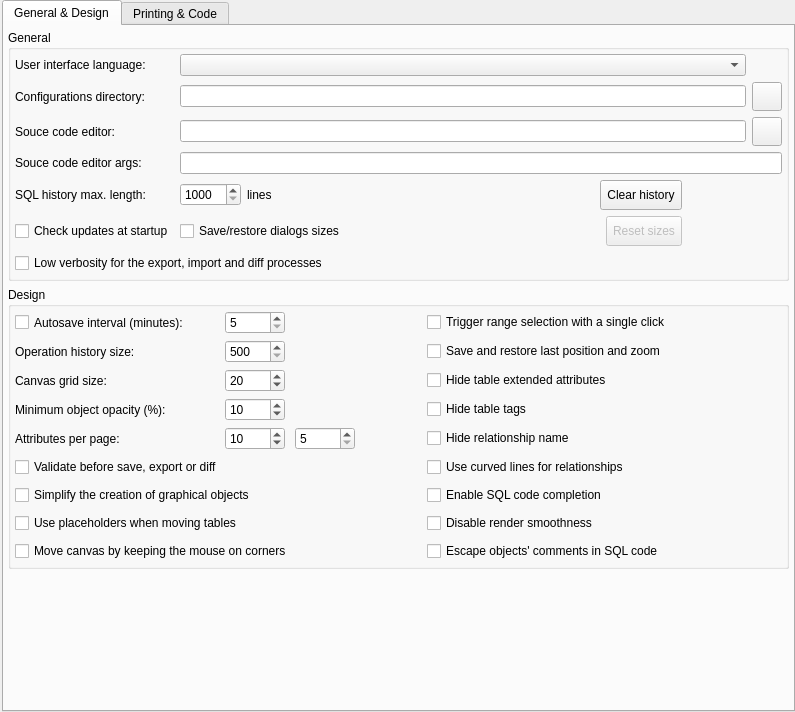
Old version of the form libpgmodeler_ui/ui/generalconfigwidget.ui in the repository pgmodeler/pgmodeler.
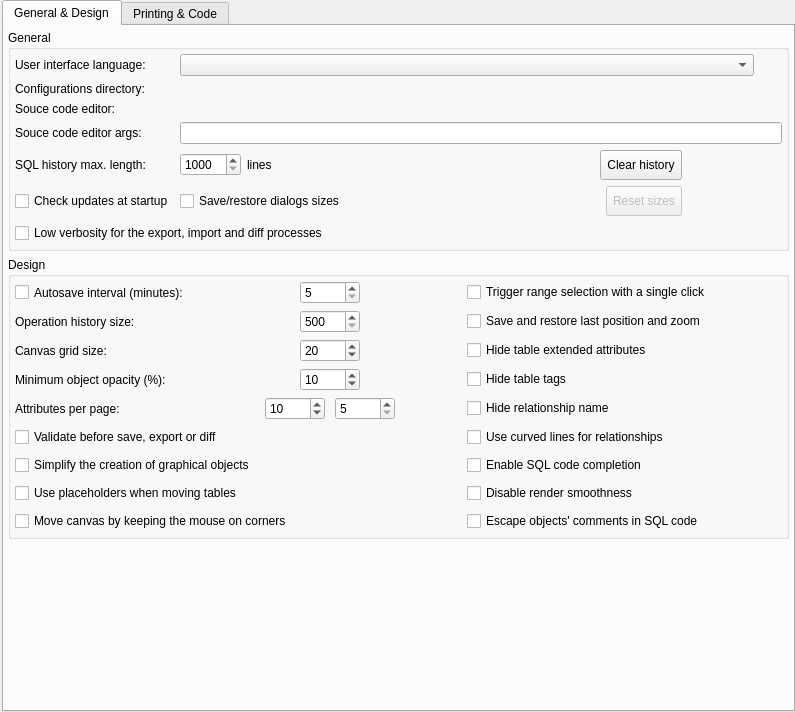
New version of the form. Icons and pictures are not drawn.

The edit to the form file:
```diff
--- a/libpgmodeler_ui/ui/generalconfigwidget.ui
+++ b/libpgmodeler_ui/ui/generalconfigwidget.ui
@@ -115,6 +115,19 @@
               </property>
              </widget>
             </item>
+            <item>
+             <spacer name="horizontalSpacer_18">
+              <property name="orientation">
+               <enum>Qt::Horizontal</enum>
+              </property>
+              <property name="sizeHint" stdset="0">
+               <size>
+                <width>40</width>
+                <height>20</height>
+               </size>
+              </property>
+             </spacer>
+            </item>
             <item>
              <widget class="QSpinBox" name="attribs_per_page_spb">
               <property name="sizePolicy">
@@ -152,7 +165,7 @@
                <enum>Qt::Horizontal</enum>
               </property>
               <property name="sizeType">
-               <enum>QSizePolicy::Fixed</enum>
+               <enum>QSizePolicy::MinimumExpanding</enum>
               </property>
               <property name="sizeHint" stdset="0">
                <size>
@@ -251,6 +264,19 @@
               </property>
              </widget>
             </item>
+            <item>
+             <spacer name="horizontalSpacer_17">
+              <property name="orientation">
+               <enum>Qt::Horizontal</enum>
+              </property>
+              <property name="sizeHint" stdset="0">
+               <size>
+                <width>40</width>
+                <height>20</height>
+               </size>
+              </property>
+             </spacer>
+            </item>
             <item>
              <widget class="QSpinBox" name="min_obj_opacity_spb">
               <property name="sizePolicy">
@@ -346,6 +372,19 @@
               </property>
              </widget>
             </item>
+            <item>
+             <spacer name="horizontalSpacer_14">
+              <property name="orientation">
+               <enum>Qt::Horizontal</enum>
+              </property>
+              <property name="sizeHint" stdset="0">
+               <size>
+                <width>40</width>
+                <height>20</height>
+               </size>
+              </property>
+             </spacer>
+            </item>
             <item>
              <widget class="QSpinBox" name="autosave_interv_spb">
               <property name="sizePolicy">
@@ -429,6 +468,19 @@
               </property>
              </widget>
             </item>
+            <item>
+             <spacer name="horizontalSpacer_15">
+              <property name="orientation">
+               <enum>Qt::Horizontal</enum>
+              </property>
+              <property name="sizeHint" stdset="0">
+               <size>
+                <width>40</width>
+                <height>20</height>
+               </size>
+              </property>
+             </spacer>
+            </item>
             <item>
              <widget class="QSpinBox" name="oplist_size_spb">
               <property name="sizePolicy">
@@ -515,6 +567,19 @@
               </property>
              </widget>
             </item>
+            <item>
+             <spacer name="horizontalSpacer_16">
+              <property name="orientation">
+               <enum>Qt::Horizontal</enum>
+              </property>
+              <property name="sizeHint" stdset="0">
+               <size>
+                <width>40</width>
+                <height>20</height>
+               </size>
+              </property>
+             </spacer>
+            </item>
             <item>
              <widget class="QSpinBox" name="grid_size_spb">
               <property name="sizePolicy">
@@ -1195,89 +1260,48 @@
           <property name="bottomMargin">
            <number>4</number>
           </property>
-          <item row="10" column="2" colspan="2">
-           <layout class="QHBoxLayout" name="horizontalLayout_21">
+          <item row="11" column="1" colspan="4">
+           <layout class="QHBoxLayout" name="horizontalLayout_23">
             <item>
-             <widget class="QCheckBox" name="save_restore_geometry_chk">
+             <widget class="QCheckBox" name="low_verbosity_chk">
+              <property name="statusTip">
+               <string>Reduces the verbosity of the export, import and diff process causing only key info messages and errors to be displayed. This option causes less rendering operations to be performed when displaying progress messages and, as a consequence, it makes these processes run faster.</string>
+              </property>
               <property name="text">
-               <string>Save/restore dialogs sizes</string>
+               <string>Low verbosity for the export, import and diff processes</string>
               </property>
              </widget>
             </item>
             <item>
-             <spacer name="horizontalSpacer_9">
-              <property name="orientation">
-               <enum>Qt::Horizontal</enum>
-              </property>
-              <property name="sizeType">
-               <enum>QSizePolicy::Expanding</enum>
-              </property>
-              <property name="sizeHint" stdset="0">
-               <size>
-                <width>25</width>
-                <height>20</height>
-               </size>
-              </property>
-             </spacer>
-            </item>
-            <item>
-             <widget class="QToolButton" name="reset_sizes_tb">
-              <property name="enabled">
-               <bool>false</bool>
-              </property>
+             <widget class="QWidget" name="low_verbosity_hint" native="true">
               <property name="sizePolicy">
-               <sizepolicy hsizetype="Preferred" vsizetype="Preferred">
+               <sizepolicy hsizetype="Fixed" vsizetype="Fixed">
                 <horstretch>0</horstretch>
                 <verstretch>0</verstretch>
                </sizepolicy>
               </property>
               <property name="minimumSize">
                <size>
-                <width>0</width>
-                <height>30</height>
+                <width>22</width>
+                <height>22</height>
                </size>
               </property>
               <property name="maximumSize">
                <size>
-                <width>16777215</width>
-                <height>16777215</height>
-               </size>
-              </property>
-              <property name="focusPolicy">
-               <enum>Qt::StrongFocus</enum>
-              </property>
-              <property name="toolTip">
-               <string>Reset the dialogs sizes and positions to their default values.</string>
-              </property>
-              <property name="text">
-               <string>Reset sizes</string>
-              </property>
-              <property name="icon">
-               <iconset resource="../res/resources.qrc">
-                <normaloff>:/icones/icones/atualizar.png</normaloff>:/icones/icones/atualizar.png</iconset>
-              </property>
-              <property name="iconSize">
-               <size>
                 <width>22</width>
                 <height>22</height>
                </size>
               </property>
-              <property name="toolButtonStyle">
-               <enum>Qt::ToolButtonTextBesideIcon</enum>
-              </property>
              </widget>
             </item>
             <item>
-             <spacer name="horizontalSpacer_10">
+             <spacer name="horizontalSpacer_13">
               <property name="orientation">
                <enum>Qt::Horizontal</enum>
               </property>
-              <property name="sizeType">
-               <enum>QSizePolicy::Fixed</enum>
-              </property>
               <property name="sizeHint" stdset="0">
                <size>
-                <width>100</width>
+                <width>40</width>
                 <height>20</height>
                </size>
               </property>
@@ -1285,25 +1309,30 @@
             </item>
            </layout>
           </item>
-          <item row="0" column="3">
-           <widget class="QWidget" name="ui_language_hint" native="true">
-            <property name="sizePolicy">
-             <sizepolicy hsizetype="Fixed" vsizetype="Fixed">
-              <horstretch>0</horstretch>
-              <verstretch>0</verstretch>
-             </sizepolicy>
+          <item row="10" column="1">
+           <widget class="QCheckBox" name="check_upd_chk">
+            <property name="toolTip">
+             <string>Check if there is a new version on server</string>
             </property>
-            <property name="minimumSize">
-             <size>
-              <width>22</width>
-              <height>22</height>
-             </size>
+            <property name="text">
+             <string>Check updates at startup</string>
             </property>
-            <property name="maximumSize">
-             <size>
-              <width>22</width>
-              <height>22</height>
-             </size>
+            <property name="checked">
+             <bool>false</bool>
+            </property>
+           </widget>
+          </item>
+          <item row="1" column="1">
+           <widget class="QLabel" name="label_2">
+            <property name="text">
+             <string>Configurations directory:</string>
+            </property>
+           </widget>
+          </item>
+          <item row="2" column="1">
+           <widget class="QLabel" name="label_3">
+            <property name="text">
+             <string>Souce code editor:</string>
             </property>
            </widget>
           </item>
@@ -1314,13 +1343,32 @@
             </property>
            </widget>
           </item>
-          <item row="1" column="2">
-           <widget class="QLineEdit" name="confs_dir_edt">
-            <property name="readOnly">
-             <bool>true</bool>
+          <item row="0" column="1">
+           <widget class="QLabel" name="label_5">
+            <property name="text">
+             <string>User interface language:</string>
             </property>
-            <property name="clearButtonEnabled">
-             <bool>false</bool>
+           </widget>
+          </item>
+          <item row="0" column="4">
+           <widget class="QWidget" name="ui_language_hint" native="true">
+            <property name="sizePolicy">
+             <sizepolicy hsizetype="Fixed" vsizetype="Fixed">
+              <horstretch>0</horstretch>
+              <verstretch>0</verstretch>
+             </sizepolicy>
+            </property>
+            <property name="minimumSize">
+             <size>
+              <width>22</width>
+              <height>22</height>
+             </size>
+            </property>
+            <property name="maximumSize">
+             <size>
+              <width>22</width>
+              <height>22</height>
+             </size>
             </property>
            </widget>
           </item>
@@ -1343,97 +1391,33 @@
             </property>
            </widget>
           </item>
-          <item row="2" column="1">
-           <widget class="QLabel" name="label_3">
-            <property name="text">
-             <string>Souce code editor:</string>
-            </property>
-           </widget>
+          <item row="1" column="2" colspan="3">
+           <widget class="QWidget" name="fsel_c" native="true"/>
           </item>
-          <item row="0" column="2">
+          <item row="2" column="2" colspan="3">
+           <widget class="QWidget" name="fsel_s" native="true"/>
+          </item>
+          <item row="0" column="2" colspan="2">
            <widget class="QComboBox" name="ui_language_cmb">
             <property name="statusTip">
              <string>Overrides the default user interface language defined by the system. Requires restarting the program. &lt;strong&gt;NOTE:&lt;/strong&gt; UI translations are third party collaborations thus any typo or mistake should be reported directly to their respective maintainers.</string>
             </property>
            </widget>
           </item>
-          <item row="1" column="3">
-           <widget class="QToolButton" name="open_dir_tb">
-            <property name="sizePolicy">
-             <sizepolicy hsizetype="Preferred" vsizetype="Preferred">
-              <horstretch>0</horstretch>
-              <verstretch>0</verstretch>
-             </sizepolicy>
-            </property>
-            <property name="minimumSize">
-             <size>
-              <width>0</width>
-              <height>0</height>
-             </size>
-            </property>
-            <property name="maximumSize">
-             <size>
-              <width>16777215</width>
-              <height>16777215</height>
-             </size>
-            </property>
+          <item row="4" column="2" colspan="3">
+           <widget class="QLineEdit" name="source_editor_args_edt">
             <property name="toolTip">
-             <string>Open in file manager</string>
-            </property>
-            <property name="text">
              <string/>
             </property>
-            <property name="icon">
-             <iconset resource="../res/resources.qrc">
-              <normaloff>:/icones/icones/abrir.png</normaloff>:/icones/icones/abrir.png</iconset>
+            <property name="readOnly">
+             <bool>false</bool>
             </property>
-            <property name="iconSize">
-             <size>
-              <width>22</width>
-              <height>22</height>
-             </size>
+            <property name="clearButtonEnabled">
+             <bool>true</bool>
             </property>
            </widget>
           </item>
-          <item row="2" column="3">
-           <widget class="QToolButton" name="select_editor_btn">
-            <property name="sizePolicy">
-             <sizepolicy hsizetype="Preferred" vsizetype="Preferred">
-              <horstretch>0</horstretch>
-              <verstretch>0</verstretch>
-             </sizepolicy>
-            </property>
-            <property name="minimumSize">
-             <size>
-              <width>0</width>
-              <height>0</height>
-             </size>
-            </property>
-            <property name="maximumSize">
-             <size>
-              <width>16777215</width>
-              <height>16777215</height>
-             </size>
-            </property>
-            <property name="toolTip">
-             <string>Browse the source code editor application</string>
-            </property>
-            <property name="text">
-             <string/>
-            </property>
-            <property name="icon">
-             <iconset resource="../res/resources.qrc">
-              <normaloff>:/icones/icones/abrir.png</normaloff>:/icones/icones/abrir.png</iconset>
-            </property>
-            <property name="iconSize">
-             <size>
-              <width>22</width>
-              <height>22</height>
-             </size>
-            </property>
-           </widget>
-          </item>
-          <item row="7" column="2" colspan="2">
+          <item row="7" column="2" colspan="3">
            <layout class="QHBoxLayout" name="horizontalLayout_19">
             <item>
              <widget class="QSpinBox" name="history_max_length_spb">
@@ -1566,101 +1550,89 @@
             </item>
            </layout>
           </item>
-          <item row="1" column="1">
-           <widget class="QLabel" name="label_2">
-            <property name="text">
-             <string>Configurations directory:</string>
-            </property>
-           </widget>
-          </item>
-          <item row="0" column="1">
-           <widget class="QLabel" name="label_5">
-            <property name="text">
-             <string>User interface language:</string>
-            </property>
-           </widget>
-          </item>
-          <item row="4" column="2" colspan="2">
-           <widget class="QLineEdit" name="source_editor_args_edt">
-            <property name="toolTip">
-             <string/>
-            </property>
-            <property name="readOnly">
-             <bool>false</bool>
-            </property>
-            <property name="clearButtonEnabled">
-             <bool>true</bool>
-            </property>
-           </widget>
-          </item>
-          <item row="2" column="2">
-           <widget class="QLineEdit" name="source_editor_edt">
-            <property name="toolTip">
-             <string/>
-            </property>
-            <property name="readOnly">
-             <bool>false</bool>
-            </property>
-            <property name="clearButtonEnabled">
-             <bool>true</bool>
-            </property>
-           </widget>
-          </item>
-          <item row="10" column="1">
-           <widget class="QCheckBox" name="check_upd_chk">
-            <property name="toolTip">
-             <string>Check if there is a new version on server</string>
-            </property>
-            <property name="text">
-             <string>Check updates at startup</string>
-            </property>
-            <property name="checked">
-             <bool>false</bool>
-            </property>
-           </widget>
-          </item>
-          <item row="11" column="1" colspan="3">
-           <layout class="QHBoxLayout" name="horizontalLayout_23">
+          <item row="10" column="2" colspan="3">
+           <layout class="QHBoxLayout" name="horizontalLayout_21">
             <item>
-             <widget class="QCheckBox" name="low_verbosity_chk">
-              <property name="statusTip">
-               <string>Reduces the verbosity of the export, import and diff process causing only key info messages and errors to be displayed. This option causes less rendering operations to be performed when displaying progress messages and, as a consequence, it makes these processes run faster.</string>
-              </property>
+             <widget class="QCheckBox" name="save_restore_geometry_chk">
               <property name="text">
-               <string>Low verbosity for the export, import and diff processes</string>
+               <string>Save/restore dialogs sizes</string>
               </property>
              </widget>
             </item>
             <item>
-             <widget class="QWidget" name="low_verbosity_hint" native="true">
+             <spacer name="horizontalSpacer_9">
+              <property name="orientation">
+               <enum>Qt::Horizontal</enum>
+              </property>
+              <property name="sizeType">
+               <enum>QSizePolicy::Expanding</enum>
+              </property>
+              <property name="sizeHint" stdset="0">
+               <size>
+                <width>25</width>
+                <height>20</height>
+               </size>
+              </property>
+             </spacer>
+            </item>
+            <item>
+             <widget class="QToolButton" name="reset_sizes_tb">
+              <property name="enabled">
+               <bool>false</bool>
+              </property>
               <property name="sizePolicy">
-               <sizepolicy hsizetype="Fixed" vsizetype="Fixed">
+               <sizepolicy hsizetype="Preferred" vsizetype="Preferred">
                 <horstretch>0</horstretch>
                 <verstretch>0</verstretch>
                </sizepolicy>
               </property>
               <property name="minimumSize">
                <size>
-                <width>22</width>
-                <height>22</height>
+                <width>0</width>
+                <height>30</height>
                </size>
               </property>
               <property name="maximumSize">
                <size>
+                <width>16777215</width>
+                <height>16777215</height>
+               </size>
+              </property>
+              <property name="focusPolicy">
+               <enum>Qt::StrongFocus</enum>
+              </property>
+              <property name="toolTip">
+               <string>Reset the dialogs sizes and positions to their default values.</string>
+              </property>
+              <property name="text">
+               <string>Reset sizes</string>
+              </property>
+              <property name="icon">
+               <iconset resource="../res/resources.qrc">
+                <normaloff>:/icones/icones/atualizar.png</normaloff>:/icones/icones/atualizar.png</iconset>
+              </property>
+              <property name="iconSize">
+               <size>
                 <width>22</width>
                 <height>22</height>
                </size>
               </property>
+              <property name="toolButtonStyle">
+               <enum>Qt::ToolButtonTextBesideIcon</enum>
+              </property>
              </widget>
             </item>
             <item>
-             <spacer name="horizontalSpacer_13">
+             <spacer name="horizontalSpacer_10">
               <property name="orientation">
                <enum>Qt::Horizontal</enum>
               </property>
+              <property name="sizeType">
+               <enum>QSizePolicy::Fixed</enum>
+              </property>
               <property name="sizeHint" stdset="0">
                <size>
-                <width>40</width>
+                <width>100</width>
                 <height>20</height>
                </size>
               </property>
```
